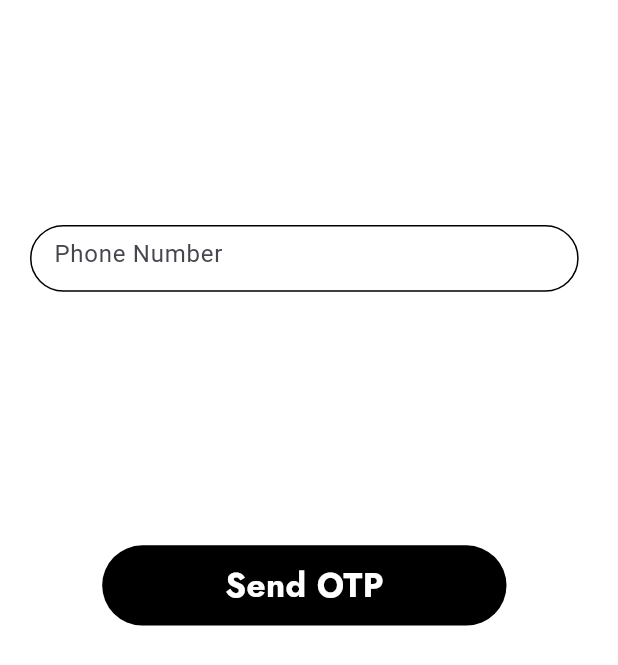
After one commit to jaysonjyo/E-Learning-App, a Flutter app: the Screenphone screen opened directly, on a phone screen of 412 x 824 dp. The commit adds this screen. Shown: the top 665 px of the screen. Run offline on Flutter 3.47's test engine with Material 3 defaults, Android fonts, the phone set to English and light mode, and no system bars; our stand-ins replace carousel_slider, firebase_auth, firebase_core, flutter_otp_text_field, flutter_screenutil, fluttertoast and 3 more; accounts and stored records are empty; network calls fail.

Commit message:
firstcommit

```diff
--- a/lib/first.dart
+++ b/lib/first.dart
@@ -175,7 +175,7 @@ class _Screen1State extends State<Screen1> {
                       width: 350.w,
                       height: 60.h,
                       decoration: ShapeDecoration(
-                          color: Color(0xFF0961F5),
+                          color: Colors.black,
                           shape: RoundedRectangleBorder(
                               borderRadius: BorderRadius.circular(30),
                               side: BorderSide(
--- /dev/null
+++ b/lib/phonepage.dart
@@ -0,0 +1,110 @@
+import 'package:firebase_auth/firebase_auth.dart';
+import 'package:firebase_base/phoneotp.dart';
+import 'package:flutter/cupertino.dart';
+import 'package:flutter/material.dart';
+import 'package:flutter/services.dart';
+import 'package:flutter_screenutil/flutter_screenutil.dart';
+import 'package:fluttertoast/fluttertoast.dart';
+import 'package:google_fonts/google_fonts.dart';
+import 'package:sms_autofill/sms_autofill.dart';
+
+class Screenphone extends StatefulWidget {
+  const Screenphone({super.key});
+
+  @override
+  State<Screenphone> createState() => _ScreenphoneState();
+}
+
+class _ScreenphoneState extends State<Screenphone> {
+  TextEditingController number = TextEditingController();
+  FirebaseAuth auth = FirebaseAuth.instance;
+
+  @override
+  Widget build(BuildContext context) {
+    return Scaffold(
+      backgroundColor: Colors.white,
+      body: SafeArea(
+        child: Padding(
+          padding: const EdgeInsets.only(left: 20, top: 150),
+          child: Column(
+            children: [
+              Container(
+                width: 380.w,
+                height: 50.h,
+                decoration: ShapeDecoration(
+                  shadows: [
+                    BoxShadow(
+                      color: Colors.white70,
+                      offset: const Offset(
+                        5.0,
+                        5.0,
+                      ),
+                      blurRadius: 10.0,
+                      spreadRadius: 2.0,
+                    ),
+                  ],
+                  color: Colors.white,
+                  shape: RoundedRectangleBorder(
+                    borderRadius: BorderRadius.circular(30),),),
+                child: TextField(controller: number,
+                  decoration: InputDecoration(focusedBorder: OutlineInputBorder(
+                      borderSide: BorderSide(
+                        color: Colors.black,
+                      ),
+                      borderRadius: BorderRadius.circular(30)),
+                      hintText: "Phone Number",
+                      enabledBorder: OutlineInputBorder(
+                          borderRadius: BorderRadius.circular(30))
+                  ),
+                ),
+              ),
+              SizedBox(height: 190.h,),
+              GestureDetector(onTap: () async {
+              await  auth.verifyPhoneNumber(
+                  phoneNumber: number.text,
+                    verificationCompleted: (Success){
+
+                    },
+                    verificationFailed: (error){
+                      Fluttertoast.showToast(msg:error.toString());
+                    },
+                    codeSent: (String verificationId,int? token) async {
+                       final signature = await SmsAutoFill().getAppSignature;
+                      Navigator.of(context).push(MaterialPageRoute(builder: (_)=>Screenphoneotp(verification: verificationId,)));
+                    },
+                    codeAutoRetrievalTimeout: (tError){
+                      Fluttertoast.showToast(msg:tError.toString());
+
+                    });
+
+              },
+                child: Container(
+                  width: 280.w,
+                  height: 60.h,
+                  decoration: ShapeDecoration(
+                      color: Colors.black,
+                      shape: RoundedRectangleBorder(
+                          borderRadius: BorderRadius.circular(30),
+                          side: BorderSide(
+                              width: 0.10.w, color: Colors.black12))),
+                  child: Center(
+                    child: Text(
+                      "Send OTP",
+                      style: GoogleFonts.jost(
+                        textStyle: TextStyle(
+                          color: Colors.white,
+                          fontSize: 25.sp,
+                          fontWeight: FontWeight.w700,
+                        ),
+                      ),
+                    ),
+                  ),
+                ),
+              ),
+            ],
+          ),
+        ),
+      ),
+    );
+  }
+}
--- a/pubspec.yaml
+++ b/pubspec.yaml
@@ -44,6 +44,7 @@ dependencies:
   local_auth: ^2.2.0
   firebase_auth: ^5.1.1
   fluttertoast:
+  sms_autofill: ^2.4.0
 
 
 dev_dependencies:
```
Also changed, not shown: lib/phoneotp.dart (added, +84 -0 lines), lib/second.dart (+11 -5 lines), assets/d.webp (added), pubspec.lock.
